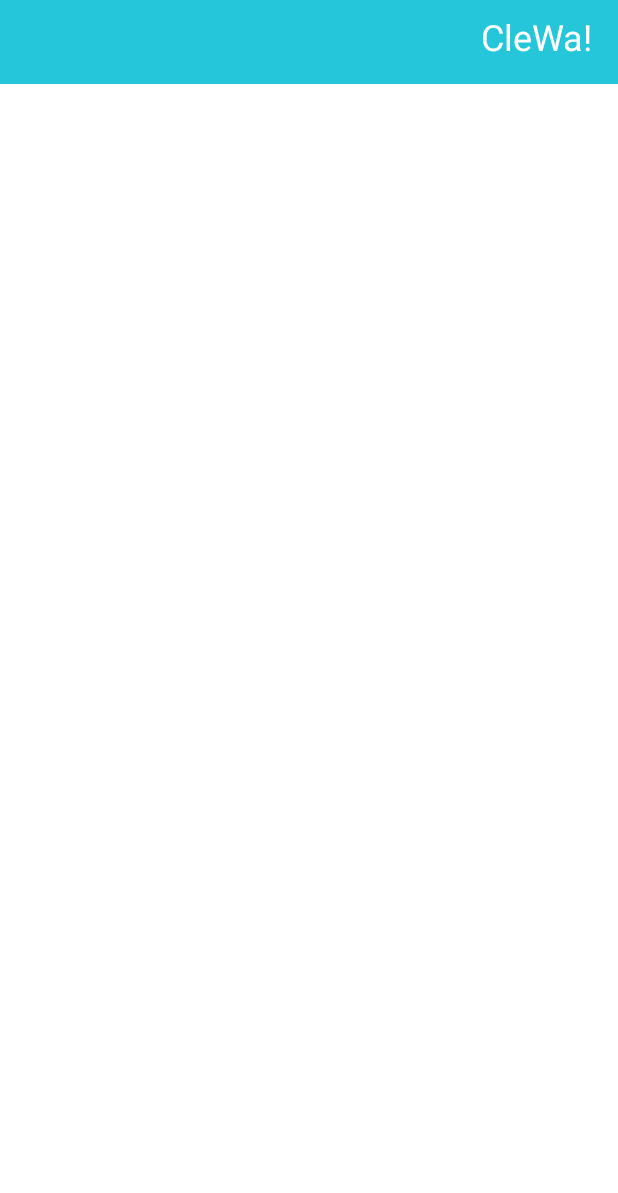
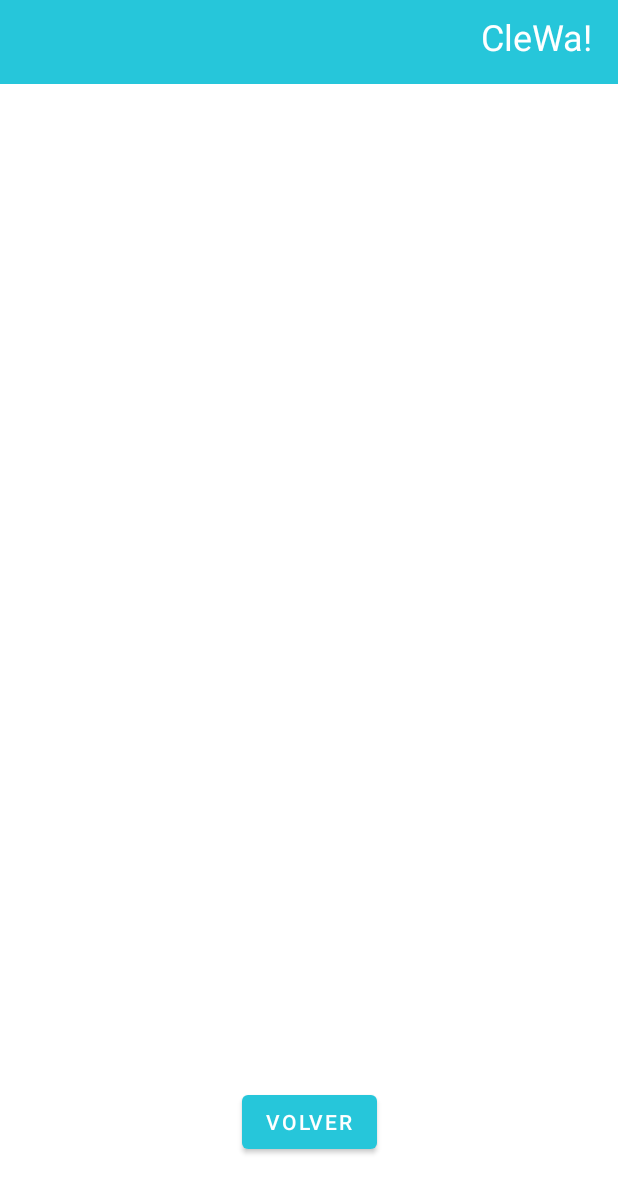
Before and after one commit to Daniel-Porras/app_agua, an Android app: the Activityboton2 screen opened directly, with no data from a screen before it, on a phone screen of 412 x 824 dp. Shown: the top 1193 px of the screen. Run offline under Robolectric (Android 15) with nearby library versions, the phone set to English and light mode, and no system bars; Roboto replaces fonts that are not available here.

```diff
--- a/app/src/main/java/com/example/aplicacion_agua/Activityboton2.java
+++ b/app/src/main/java/com/example/aplicacion_agua/Activityboton2.java
@@ -2,7 +2,9 @@ package com.example.aplicacion_agua;
 
 import androidx.appcompat.app.AppCompatActivity;
 
+import android.content.Intent;
 import android.os.Bundle;
+import android.view.View;
 
 public class Activityboton2 extends AppCompatActivity {
 
@@ -11,4 +13,8 @@ public class Activityboton2 extends AppCompatActivity {
         super.onCreate(savedInstanceState);
         setContentView(R.layout.activity_activityboton2);
     }
+    public void Volver(View view){
+        Intent volver = new Intent(this, MainActivity3.class);
+        startActivity(volver);
+    }
 }
--- a/app/src/main/java/com/example/aplicacion_agua/Boton3.java
+++ b/app/src/main/java/com/example/aplicacion_agua/Boton3.java
@@ -2,7 +2,9 @@ package com.example.aplicacion_agua;
 
 import androidx.appcompat.app.AppCompatActivity;
 
+import android.content.Intent;
 import android.os.Bundle;
+import android.view.View;
 
 public class Boton3 extends AppCompatActivity {
 
@@ -11,4 +13,8 @@ public class Boton3 extends AppCompatActivity {
         super.onCreate(savedInstanceState);
         setContentView(R.layout.activity_boton3);
     }
+    public void Volver(View view){
+        Intent volver = new Intent(this, MainActivity3.class);
+        startActivity(volver);
+    }
 }
--- a/app/src/main/java/com/example/aplicacion_agua/Boton4.java
+++ b/app/src/main/java/com/example/aplicacion_agua/Boton4.java
@@ -2,7 +2,9 @@ package com.example.aplicacion_agua;
 
 import androidx.appcompat.app.AppCompatActivity;
 
+import android.content.Intent;
 import android.os.Bundle;
+import android.view.View;
 
 public class Boton4 extends AppCompatActivity {
 
@@ -11,4 +13,8 @@ public class Boton4 extends AppCompatActivity {
         super.onCreate(savedInstanceState);
         setContentView(R.layout.activity_boton4);
     }
+    public void Volver(View view){
+        Intent volver = new Intent(this, MainActivity3.class);
+        startActivity(volver);
+    }
 }
--- a/app/src/main/java/com/example/aplicacion_agua/Boton5.java
+++ b/app/src/main/java/com/example/aplicacion_agua/Boton5.java
@@ -2,7 +2,9 @@ package com.example.aplicacion_agua;
 
 import androidx.appcompat.app.AppCompatActivity;
 
+import android.content.Intent;
 import android.os.Bundle;
+import android.view.View;
 
 public class Boton5 extends AppCompatActivity {
 
@@ -11,4 +13,8 @@ public class Boton5 extends AppCompatActivity {
         super.onCreate(savedInstanceState);
         setContentView(R.layout.activity_boton5);
     }
+    public void Volver(View view){
+        Intent volver = new Intent(this, MainActivity3.class);
+        startActivity(volver);
+    }
 }
--- a/app/src/main/java/com/example/aplicacion_agua/Boton6.java
+++ b/app/src/main/java/com/example/aplicacion_agua/Boton6.java
@@ -2,7 +2,9 @@ package com.example.aplicacion_agua;
 
 import androidx.appcompat.app.AppCompatActivity;
 
+import android.content.Intent;
 import android.os.Bundle;
+import android.view.View;
 
 public class Boton6 extends AppCompatActivity {
 
@@ -11,4 +13,8 @@ public class Boton6 extends AppCompatActivity {
         super.onCreate(savedInstanceState);
         setContentView(R.layout.activity_boton6);
     }
+    public void Volver(View view){
+        Intent volver = new Intent(this, MainActivity3.class);
+        startActivity(volver);
+    }
 }
--- a/app/src/main/res/layout/activity_activityboton2.xml
+++ b/app/src/main/res/layout/activity_activityboton2.xml
@@ -30,4 +30,16 @@
         app:layout_constraintStart_toStartOf="parent"
         app:layout_constraintTop_toTopOf="parent"
         app:layout_constraintVertical_bias="0.578" />
+
+    <Button
+        android:id="@+id/button10"
+        android:layout_width="wrap_content"
+        android:layout_height="wrap_content"
+        android:onClick="Volver"
+        android:text="@string/volver_boton1"
+        app:layout_constraintBottom_toBottomOf="parent"
+        app:layout_constraintEnd_toEndOf="parent"
+        app:layout_constraintStart_toStartOf="parent"
+        app:layout_constraintTop_toBottomOf="@+id/toolbar3"
+        app:layout_constraintVertical_bias="0.928" />
 </androidx.constraintlayout.widget.ConstraintLayout>
```
Also changed, not shown: app/src/main/res/layout/activity_boton3.xml (+13 -0 lines), app/src/main/res/layout/activity_boton4.xml (+13 -0 lines), app/src/main/res/layout/activity_boton5.xml (+13 -0 lines), app/src/main/res/layout/activity_boton6.xml (+13 -0 lines).
